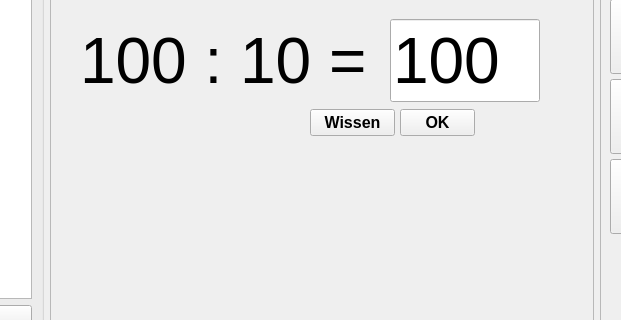
Old version of the form src/main/ui/main.ui in the repository bcolyn/tafels; both pictures show x 241 to 862 and y 100 to 420 of the 1100 by 508 pixel window.
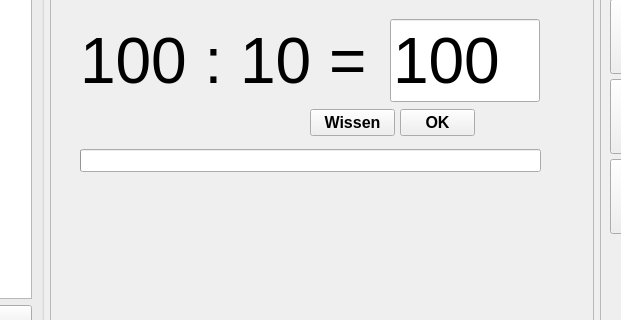
New version of the form. Icons and pictures are not drawn.

```diff
--- a/src/main/ui/main.ui
+++ b/src/main/ui/main.ui
@@ -386,6 +386,22 @@
         <string>100</string>
        </property>
       </widget>
+      <widget class="QProgressBar" name="progressBar">
+       <property name="geometry">
+        <rect>
+         <x>30</x>
+         <y>240</y>
+         <width>461</width>
+         <height>23</height>
+        </rect>
+       </property>
+       <property name="value">
+        <number>0</number>
+       </property>
+       <property name="textVisible">
+        <bool>false</bool>
+       </property>
+      </widget>
      </widget>
     </item>
     <item>
```
